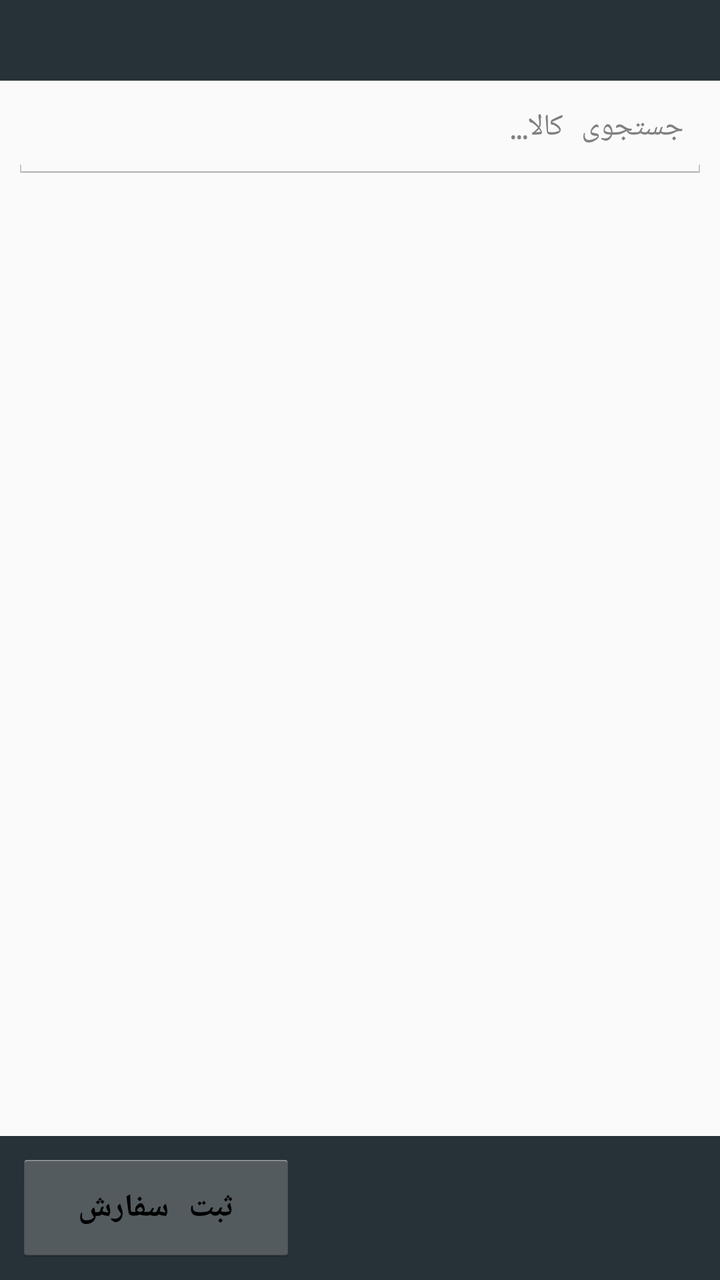
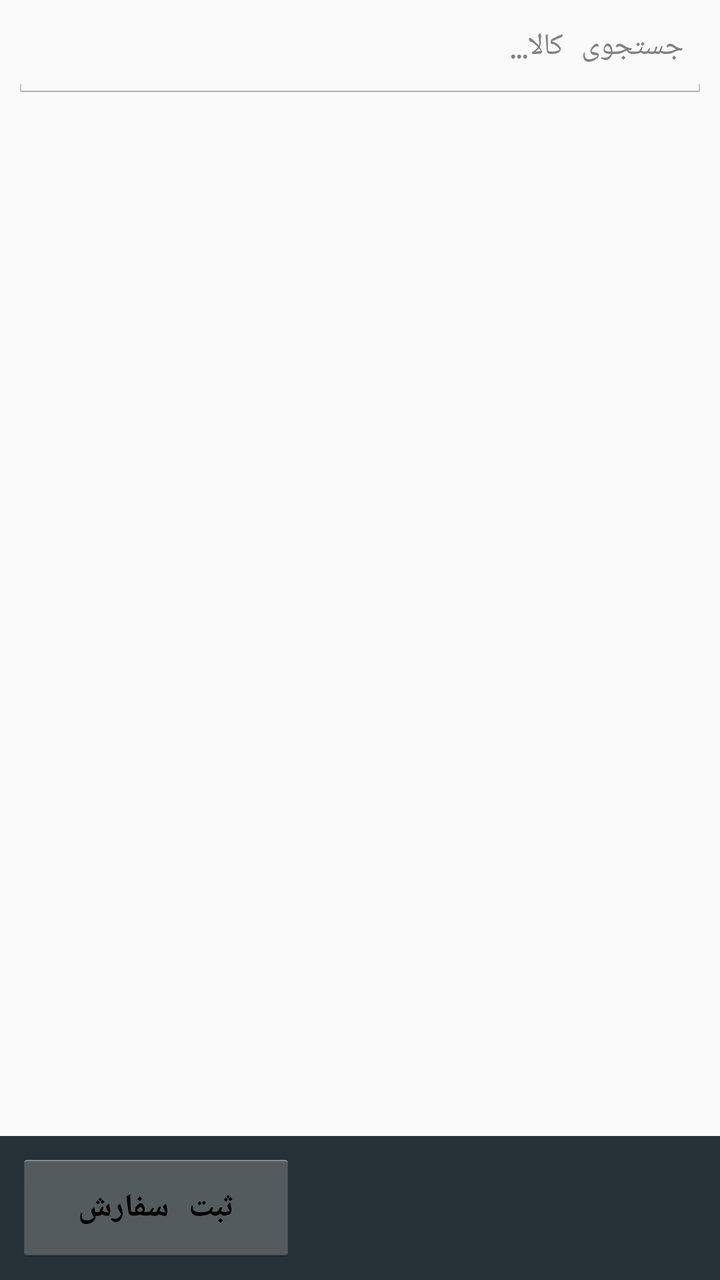

Screens rendered from an Android XML layout before and after an edit, with the pre-edit source and the edit as a unified diff.
<!-- AndroidManifest.xml: application theme AppTheme -->
<!-- res/layout/fragment_restaurant_order.xml -->
<?xml version="1.0" encoding="utf-8"?>
<LinearLayout xmlns:android="http://schemas.android.com/apk/res/android"
              android:orientation="vertical"
              android:layout_width="match_parent"
              android:layout_height="match_parent"
              android:layoutDirection="rtl"
              android:background="#fafafa">

    <LinearLayout
        android:orientation="horizontal"
        android:layout_width="match_parent"
        android:layout_height="wrap_content"
        android:padding="8dp"
        android:gravity="center_vertical"
        android:background="@color/cartBarBack">

        <TextView
            android:id="@+id/orderTableTitle"
            android:layout_width="0dp"
            android:layout_height="wrap_content"
            android:layout_weight="1"
            android:textSize="18sp"
            android:textStyle="bold"
            android:textColor="#ffffff" />
    </LinearLayout>

    <EditText
        android:id="@+id/orderSearchBox"
        android:layout_width="match_parent"
        android:layout_height="44dp"
        android:layout_margin="6dp"
        android:hint="@string/restaurant_search_hint"
        android:inputType="text"
        android:imeOptions="actionSearch"
        android:singleLine="true"
        android:gravity="start"
        android:textSize="15sp" />

    <HorizontalScrollView
        android:id="@+id/orderGroupScroll"
        android:layout_width="match_parent"
        android:layout_height="wrap_content"
        android:scrollbars="none"
        android:layoutDirection="rtl">

        <LinearLayout
            android:id="@+id/orderGroupStrip"
            android:orientation="horizontal"
            android:layout_width="wrap_content"
            android:layout_height="wrap_content"
            android:padding="4dp" />
    </HorizontalScrollView>

    <ProgressBar
        android:id="@+id/orderProgress"
        style="?android:attr/progressBarStyleHorizontal"
        android:layout_width="match_parent"
        android:layout_height="wrap_content"
        android:indeterminate="true"
        android:visibility="gone" />

    
    <FrameLayout
        android:layout_width="match_parent"
        android:layout_height="0dp"
        android:layout_weight="1">

        <GridView
            android:id="@+id/orderItemGrid"
            android:layout_width="match_parent"
            android:layout_height="match_parent"
            android:numColumns="2"
            android:horizontalSpacing="6dp"
            android:verticalSpacing="6dp"
            android:padding="6dp"
            android:stretchMode="columnWidth" />

        <LinearLayout
            android:id="@+id/orderCartPanel"
            android:orientation="vertical"
            android:layout_width="match_parent"
            android:layout_height="match_parent"
            android:background="#ffffff"
            android:visibility="gone">

            <ListView
                android:id="@+id/orderCartList"
                android:layout_width="match_parent"
                android:layout_height="match_parent"
                android:divider="#e0e0e0"
                android:dividerHeight="1dp" />
        </LinearLayout>
    </FrameLayout>

    
    <LinearLayout
        android:id="@+id/orderCartBar"
        android:orientation="horizontal"
        android:layout_width="match_parent"
        android:layout_height="72dp"
        android:background="@drawable/cart_bar"
        android:gravity="center_vertical"
        android:padding="8dp"
        android:clickable="true"
        android:focusable="true">

        <LinearLayout
            android:orientation="vertical"
            android:layout_width="0dp"
            android:layout_height="wrap_content"
            android:layout_weight="1">

            <TextView
                android:id="@+id/orderCartSummary"
                android:layout_width="wrap_content"
                android:layout_height="wrap_content"
                android:textSize="14sp"
                android:textColor="#b0bec5" />

            <TextView
                android:id="@+id/orderCartTotal"
                android:layout_width="wrap_content"
                android:layout_height="wrap_content"
                android:typeface="sans"
                android:textSize="21sp"
                android:textStyle="bold"
                android:textColor="#ffffff" />
        </LinearLayout>

        <Button
            android:id="@+id/orderSubmitButton"
            android:layout_width="wrap_content"
            android:layout_height="56dp"
            android:minWidth="140dp"
            android:text="@string/restaurant_submit"
            android:textSize="16sp"
            android:textStyle="bold" />
    </LinearLayout>

</LinearLayout>
<!-- resources referenced by this layout -->
<resources>
  <color name="cartBarBack">#263238</color>
  <!-- drawable cart_bar (drawable) -->
  <?xml version="1.0" encoding="utf-8"?>
  <shape xmlns:android="http://schemas.android.com/apk/res/android" android:shape="rectangle">
      <solid android:color="@color/cartBarBack" />
  </shape>
  <string name="restaurant_search_hint">جستجوی کالا…</string>
  <string name="restaurant_submit">ثبت سفارش</string>
  <style name="AppTheme" parent="android:Theme.Holo.Light.DarkActionBar"> 
          
          <item name="colorPrimary">@color/colorPrimary</item>
          <item name="colorPrimaryDark">@color/colorPrimaryDark</item>
  
          
          <item name="colorAccent">@color/colorAccent</item>
          <item name="android:typeface">monospace</item>
      </style>
  <color name="colorPrimary">#1c1c1d</color>
  <color name="colorPrimaryDark">#1c1c1d</color>
  <color name="colorAccent">#0397ec</color>
</resources>

<!-- the commit's change to res/layout/fragment_restaurant_order.xml (unified diff, before → after) -->
@@ -5,24 +5,6 @@
               android:layout_height="match_parent"
               android:layoutDirection="rtl"
               android:background="#fafafa">
-
-    <LinearLayout
-        android:orientation="horizontal"
-        android:layout_width="match_parent"
-        android:layout_height="wrap_content"
-        android:padding="8dp"
-        android:gravity="center_vertical"
-        android:background="@color/cartBarBack">
-
-        <TextView
-            android:id="@+id/orderTableTitle"
-            android:layout_width="0dp"
-            android:layout_height="wrap_content"
-            android:layout_weight="1"
-            android:textSize="18sp"
-            android:textStyle="bold"
-            android:textColor="#ffffff" />
-    </LinearLayout>
 
     <EditText
         android:id="@+id/orderSearchBox"
